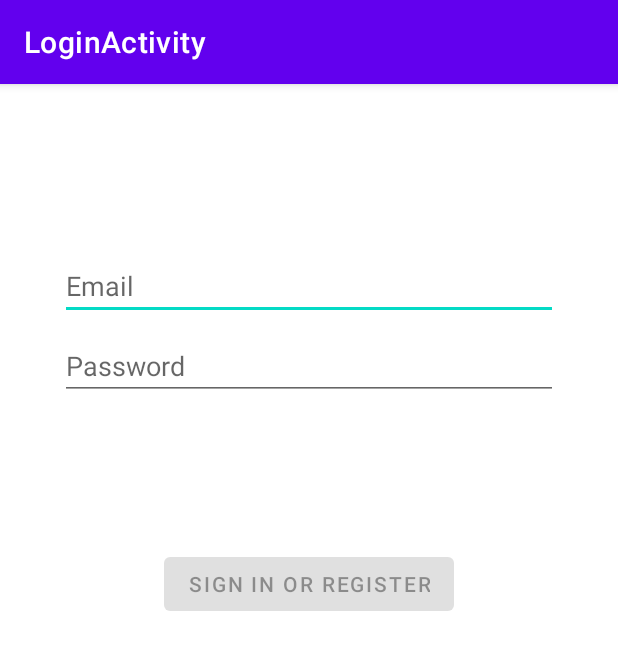
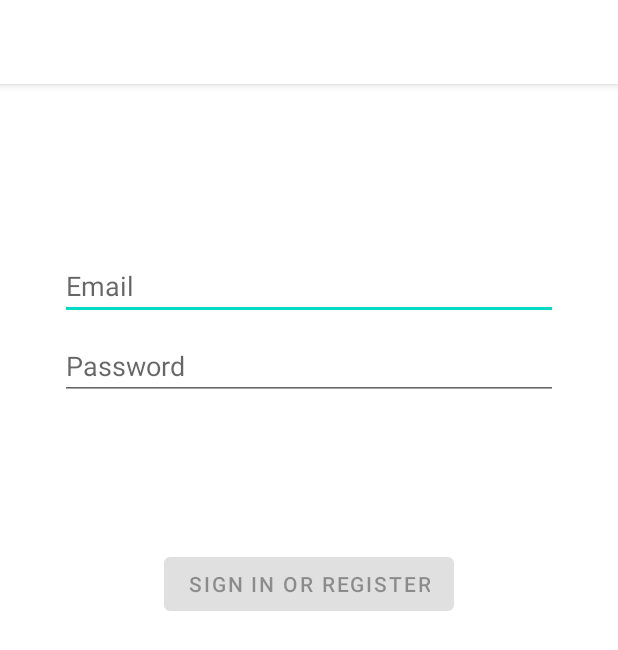
Before and after one commit to mich2k/offsite-eyes, an Android app: the LoginActivity screen opened directly, with no data from a screen before it, on a phone screen of 412 x 824 dp. Shown: the top 650 px of the screen. Run offline under Robolectric (Android 15) with nearby library versions, the phone set to English and light mode, and no system bars.

Commit message:
fix colors + night mode fix

```diff
--- a/app/src/main/AndroidManifest.xml
+++ b/app/src/main/AndroidManifest.xml
@@ -9,9 +9,10 @@
         android:roundIcon="@mipmap/ic_launcher_round"
         android:supportsRtl="true"
         android:theme="@style/Theme.Offsiteeyes">
+        <activity android:name=".Home"></activity>
         <activity
             android:name=".ui.login.LoginActivity"
-            android:label="@string/title_activity_login"></activity>
+            android:label="@string/title_activity_login" />
         <activity
             android:name=".MainActivity"
             android:label="@string/app_name"
--- a/app/src/main/java/it/ooproject/offsiteeyes/BootLogo.java
+++ b/app/src/main/java/it/ooproject/offsiteeyes/BootLogo.java
@@ -27,7 +27,7 @@ public class BootLogo extends AppCompatActivity {
         new Handler().postDelayed(new Runnable() {      // chiamo un handler e do un timer a postDelayed
             @Override
             public void run() {
-                Intent afterLogo = new Intent(BootLogo.this, MainActivity.class);
+                Intent afterLogo = new Intent(BootLogo.this, Home.class);
                 Toast.makeText(BootLogo.this, "Benvenuto!", Toast.LENGTH_SHORT).show();
                 startActivity(afterLogo);
                 finish();
--- a/app/src/main/java/it/ooproject/offsiteeyes/MainActivity.java
+++ b/app/src/main/java/it/ooproject/offsiteeyes/MainActivity.java
@@ -23,10 +23,8 @@ public class MainActivity extends AppCompatActivity {
     @Override
     protected void onCreate(Bundle savedInstanceState) {
         super.onCreate(savedInstanceState);
-
         binding = ActivityMainBinding.inflate(getLayoutInflater());
         setContentView(binding.getRoot());
-
         SectionsPagerAdapter sectionsPagerAdapter = new SectionsPagerAdapter(this, getSupportFragmentManager());
         ViewPager viewPager = binding.viewPager;
         viewPager.setAdapter(sectionsPagerAdapter);
--- a/app/src/main/res/drawable/a.xml
+++ /dev/null
@@ -1,4 +0,0 @@
-<?xml version="1.0" encoding="utf-8"?>
-<selector xmlns:android="http://schemas.android.com/apk/res/android">
-
-</selector>
--- a/app/src/main/res/layout/activity_bootlogo.xml
+++ b/app/src/main/res/layout/activity_bootlogo.xml
@@ -3,10 +3,12 @@
     xmlns:app="http://schemas.android.com/apk/res-auto"
     xmlns:tools="http://schemas.android.com/tools"
     android:layout_width="match_parent"
-    android:layout_height="match_parent">
+    android:layout_height="match_parent"
+    android:background="@color/white">
 
     <ImageView
         android:id="@+id/offsite_logo"
+        android:background="@color/white"
         android:layout_width="272dp"
         android:layout_height="264dp"
         app:layout_constraintBottom_toBottomOf="parent"
--- a/app/src/main/res/values-night/themes.xml
+++ b/app/src/main/res/values-night/themes.xml
@@ -2,9 +2,9 @@
     <!-- Base application theme. -->
     <style name="Theme.Offsiteeyes" parent="Theme.MaterialComponents.DayNight.DarkActionBar">
         <!-- Primary brand color. -->
-        <item name="colorPrimary">@color/purple_200</item>
-        <item name="colorPrimaryVariant">@color/purple_700</item>
-        <item name="colorOnPrimary">@color/black</item>
+        <item name="colorPrimary">@color/white</item>
+        <item name="colorPrimaryVariant">@color/gray</item>
+        <item name="colorOnPrimary">@color/white</item>
         <!-- Secondary brand color. -->
         <item name="colorSecondary">@color/teal_200</item>
         <item name="colorSecondaryVariant">@color/teal_200</item>
--- a/app/src/main/res/values/themes.xml
+++ b/app/src/main/res/values/themes.xml
@@ -2,8 +2,8 @@
     <!-- Base application theme. -->
     <style name="Theme.Offsiteeyes" parent="Theme.MaterialComponents.DayNight.DarkActionBar">
         <!-- Primary brand color. -->
-        <item name="colorPrimary">@color/purple_500</item>
-        <item name="colorPrimaryVariant">@color/purple_700</item>
+        <item name="colorPrimary">@color/white</item>
+        <item name="colorPrimaryVariant">@color/gray</item>
         <item name="colorOnPrimary">@color/white</item>
         <!-- Secondary brand color. -->
         <item name="colorSecondary">@color/teal_200</item>
```
Also changed, not shown: app/src/main/java/it/ooproject/offsiteeyes/Home.java (added, +15 -0 lines), app/src/main/res/layout/activity_home.xml (added, +13 -0 lines), app/src/main/res/values/colors.xml (+15 -0 lines).
